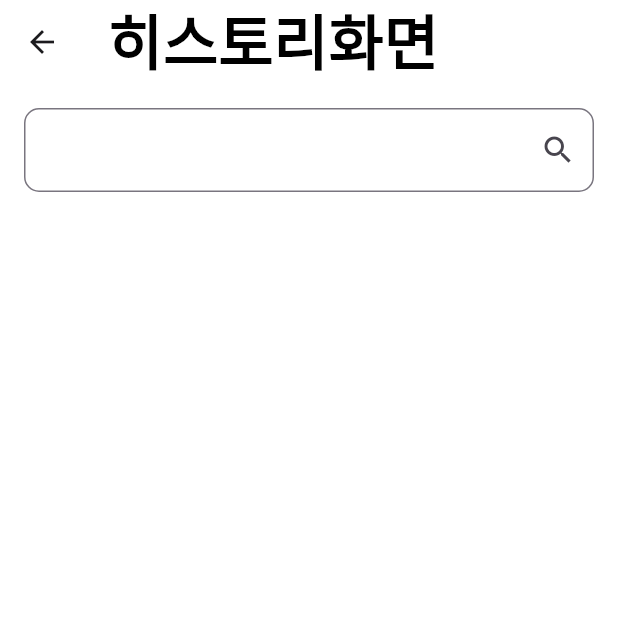
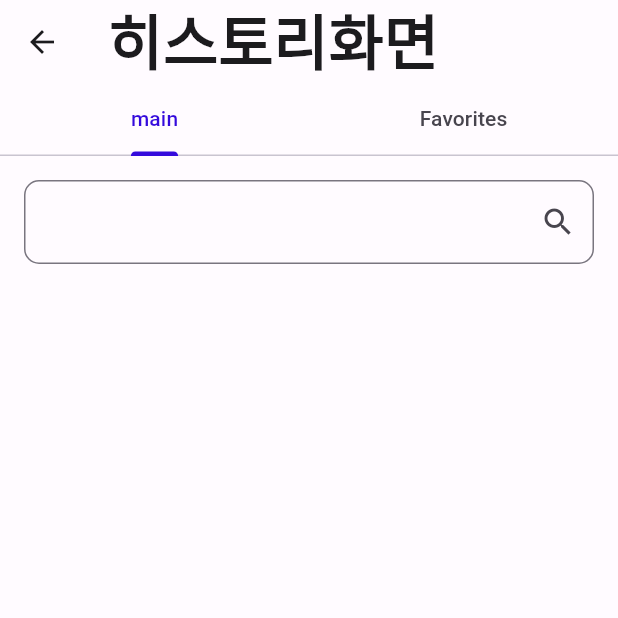
Before and after one commit to OSS0302/flutter_ocean_radiation_level_app, a Flutter app: the HistoryScreen screen opened directly, on a phone screen of 412 x 824 dp, the top half of it. Run offline on Flutter 3.47's test engine with Material 2 defaults, Android fonts, the phone set to English and light mode, and no system bars; drawn by our look-alikes of sliding_up_panel; our stand-ins replace animated_notch_bottom_bar, cached_network_image, firebase_core, flutter_map, freezed_annotation, get and 4 more; missing offline and left inert: animation_list, dart:ffi, latlng, xml2json; accounts and stored records are empty; generated files the repository leaves out were written again; network calls fail; statements that could not run were skipped.

Commit message:
히스토리 탭 바 뷰 추가하기

```diff
--- a/lib/presentation/pags/history/history_screen.dart
+++ b/lib/presentation/pags/history/history_screen.dart
@@ -1,9 +1,7 @@
 import 'package:flutter/material.dart';
 import 'package:flutter/services.dart';
 import 'package:flutter_ocean_radiation_level/data/source/local/ocean_radition_level_entity.dart';
-
 import 'package:flutter_ocean_radiation_level/presentation/pags/history/history_screen_controller.dart';
-import 'package:flutter_ocean_radiation_level/presentation/pags/home/home_screen_controller.dart';
 import 'package:provider/provider.dart';
 import 'package:sliding_up_panel/sliding_up_panel.dart';
 import 'package:animation_list/animation_list.dart';
@@ -15,12 +13,17 @@ class HistoryScreen extends StatefulWidget {
   State<HistoryScreen> createState() => _HistoryScreenState();
 }
 
-class _HistoryScreenState extends State<HistoryScreen> {
-  // final PanelController panelController = PanelController();
+class _HistoryScreenState extends State<HistoryScreen>
+    with TickerProviderStateMixin {
+  late TabController _tabController;
 
   @override
   void initState() {
     super.initState();
+    _tabController = TabController(
+      length: 2,
+      vsync: this, //vsync에 this 형태로 전달해야 애니메이션이 정상 처리됨
+    );
     Future.microtask(() {
       final historyViewModel = context.read<historyScreenController>();
       historyViewModel.initHistory().then((value) {
@@ -31,7 +34,7 @@ class _HistoryScreenState extends State<HistoryScreen> {
 
   @override
   void dispose() {
-    //historyScreenController.dispose();
+    _tabController.dispose();
     super.dispose();
   }
 
@@ -45,9 +48,15 @@ class _HistoryScreenState extends State<HistoryScreen> {
         title: const Text(
           '히스토리화면 ',
           style: TextStyle(
-              fontSize: 40, fontWeight: FontWeight.bold, color: Colors.black),
+              fontSize: 40, fontWeight: FontWeight.bold),
         ),
-        backgroundColor: Colors.white,
+        bottom:  TabBar(
+          controller: _tabController,
+          tabs: [
+            Tab(child: Text('main')),
+            Tab(child: Text('Favorites')),
+          ],
+        ),
       ),
       body: historyViewModel.isLoading
           ? const Center(
@@ -64,28 +73,30 @@ class _HistoryScreenState extends State<HistoryScreen> {
               backdropEnabled: true,
               panel: _floatingPanel(),
               // collapsed: _floatingCollapsed(),
-              body: Column(
+              body: TabBarView(
+                controller: _tabController,
+                children: <Widget>[
+                  Column(
                     children: [
                       Padding(
                         padding: const EdgeInsets.all(16.0),
                         child: TextFormField(
                           inputFormatters: <TextInputFormatter>[
-                        FilteringTextInputFormatter.allow(RegExp(r'[a-z|A-Z|0-9|ㄱ-ㅎ|ㅏ-ㅣ|가-힣|]'))
+                            FilteringTextInputFormatter.allow(
+                                RegExp(r'[a-z|A-Z|0-9|ㄱ-ㅎ|ㅏ-ㅣ|가-힣|]'))
                           ],
                           controller: historyViewModel.searchController,
-
                           decoration: InputDecoration(
                             border: const OutlineInputBorder(
-                          borderRadius: BorderRadius.all(
-                              Radius.circular(10.0)), // 검색창 모서리 각도 10 둥글게 한다.
+                              borderRadius: BorderRadius.all(Radius.circular(
+                                  10.0)), // 검색창 모서리 각도 10 둥글게 한다.
                             ),
                             suffixIcon: IconButton(
-                          onPressed: () async {
-                          },
+                              onPressed: () async {},
                               icon: const Icon(Icons.search),
                             ),
                           ),
-                      onChanged: (String? value){
+                          onChanged: (String? value) {
                             print('onChanged value: 는 $value');
                             setState(() {
                               historyViewModel.filteredDate(value);
@@ -95,24 +106,35 @@ class _HistoryScreenState extends State<HistoryScreen> {
                       ),
                       Expanded(
                         child: Center(
-                      child: historyViewModel.dataApiFilter.isNotEmpty ? AnimationList(
+                          child: historyViewModel.dataApiFilter.isNotEmpty
+                              ? AnimationList(
                                   duration: 2000,
                                   reBounceDepth: 30,
-                          children: historyViewModel.dataApiFilter.map((item) {
+                                  children: historyViewModel.dataApiFilter
+                                      .map((item) {
                                     return _buildTile(
-                              data: item,
-                                title: item.itmNm);
-                          }).toList()) : Container(),
+                                        data: item, title: item.itmNm);
+                                  }).toList())
+                              : Container(),
                         ),
                       ),
                     ],
                   ),
+                  Container(
+                    width: MediaQuery.of(context).size.width,
+                    height: MediaQuery.of(context).size.height,
+                  )
+                ],
               ),
-      backgroundColor: Colors.white,
+            ),
     );
   }
 
-  Widget _buildTile({required OceanRaditionLevelEntity data, required String title, Color? backgroundColor = Colors.blue}) {
+  Widget _buildTile(
+      {required OceanRaditionLevelEntity data,
+      required String title,
+
+      Color? backgroundColor = Colors.orange}) {
     final historyViewModel = context.watch<historyScreenController>();
     return InkWell(
       onTap: () {
@@ -138,13 +160,7 @@ class _HistoryScreenState extends State<HistoryScreen> {
                 ),
               ),
             ),
-            Align(
-              alignment: Alignment.center,
-              child: IconButton(
-                onPressed: () {},
-                icon: Icon(Icons.star,color: Colors.white,),
-              ),
-            ),
+           Text('채취일자: ${data.gathDt}')
           ],
         ),
       ),
@@ -163,10 +179,7 @@ class _HistoryScreenState extends State<HistoryScreen> {
               height: 10,
               width: 100,
               decoration: BoxDecoration(
-                color: Theme.of(context)
-                    .colorScheme
-                    .onBackground
-                    .withOpacity(0.6),
+                color:Theme.of(context).colorScheme.onBackground.withOpacity(0.6),
                 borderRadius: BorderRadius.circular(50),
               )),
         ),
@@ -212,7 +225,7 @@ class _HistoryScreenState extends State<HistoryScreen> {
                             '조사단위코드: ${historyViewModel.selectedData!.survUnitCd}\n'
                             '조사단위코드명: ${historyViewModel.selectedData!.survUnitNm}\n'
                         : '없음',
-                    style: TextStyle(fontSize: 16),
+                    style: TextStyle(fontSize: 16,color: Colors.black),
                   ),
                   SizedBox(
                     height: 200,
```
Lines whose indentation alone changed are shown as unchanged.
